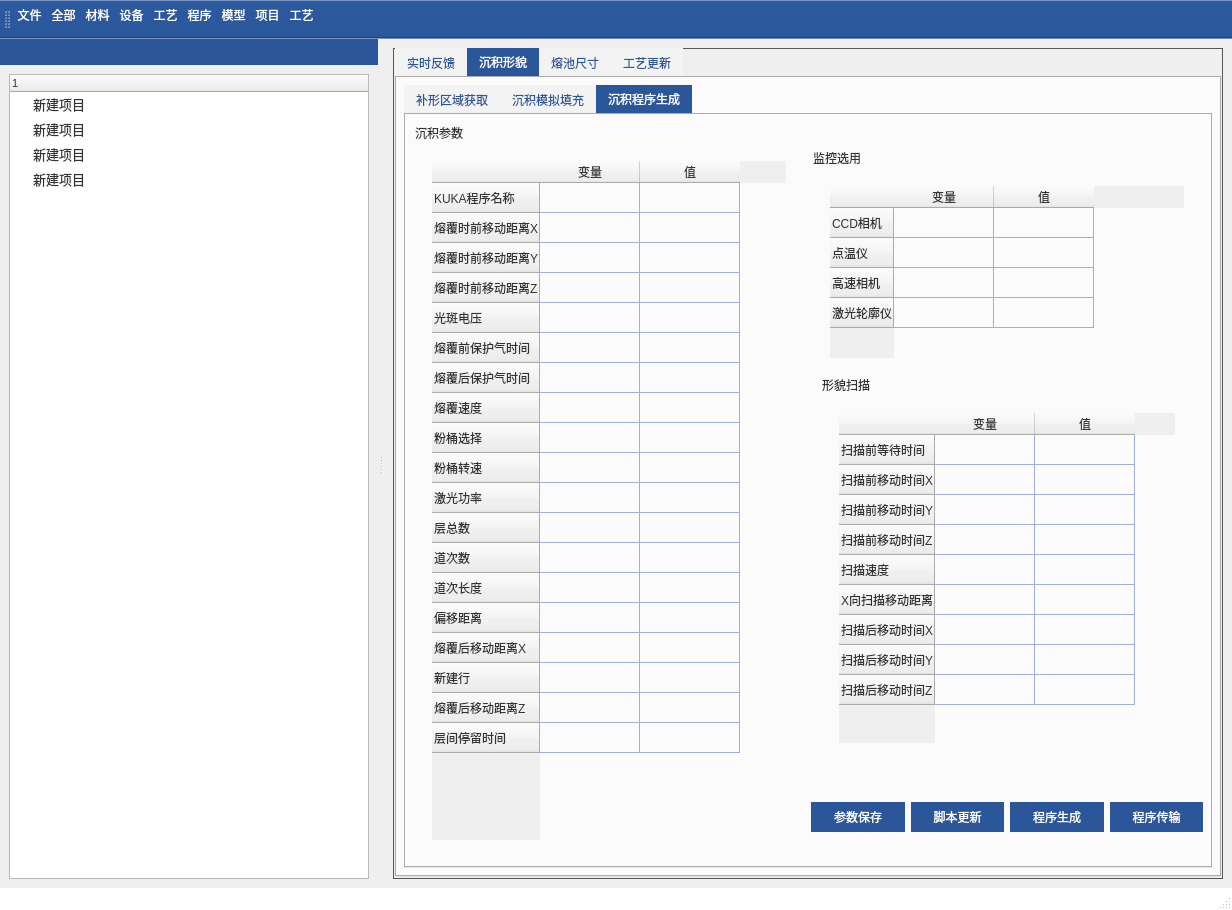
Old version of the form new_thu/UI/main_viewer.ui in the repository mihudaner/THU.
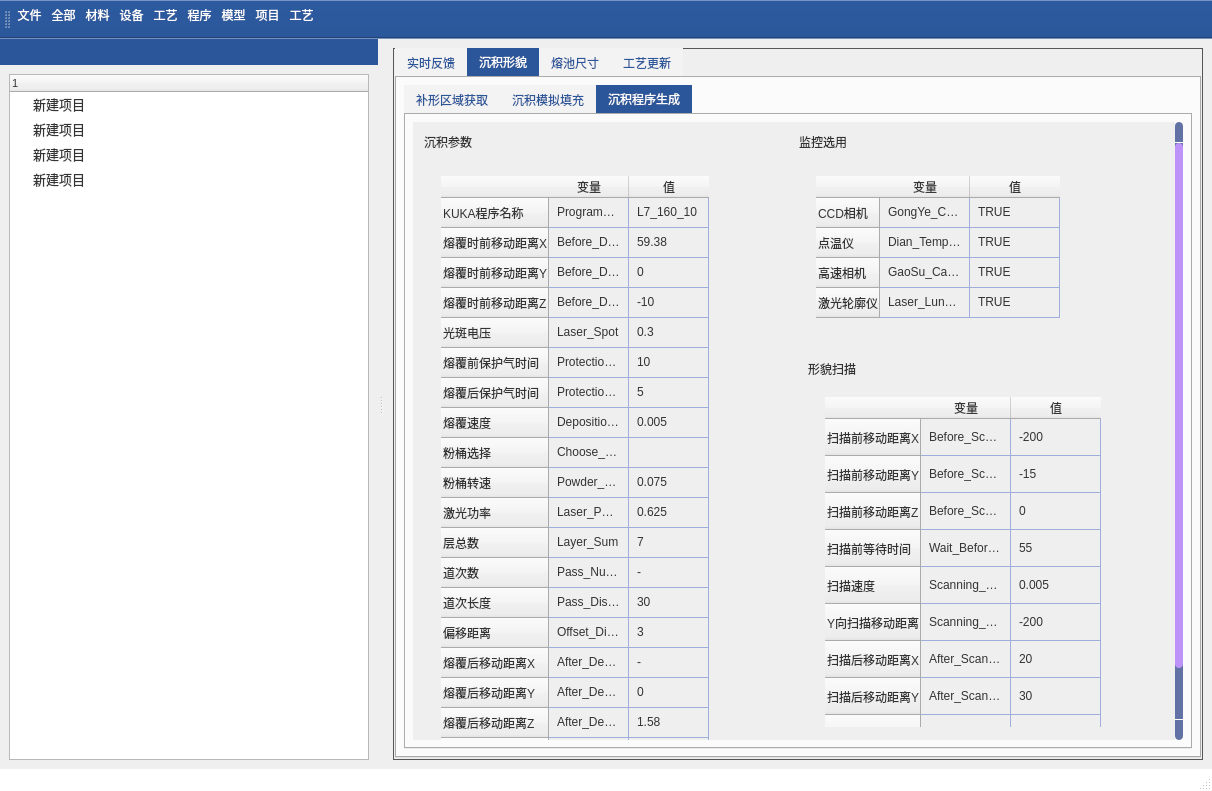
New version of the form. The open tabs and pages were chosen to show the change. Icons and pictures are not drawn.

Diff of the .ui file:
```diff
--- a/new_thu/UI/main_viewer.ui
+++ b/new_thu/UI/main_viewer.ui
@@ -6,8 +6,8 @@
    <rect>
     <x>0</x>
     <y>0</y>
-    <width>1232</width>
-    <height>910</height>
+    <width>1212</width>
+    <height>791</height>
    </rect>
   </property>
   <property name="maximumSize">
@@ -1081,6 +1081,21 @@
               </attribute>
               <layout class="QHBoxLayout" name="horizontalLayout_15">
                <item>
+                <widget class="QScrollArea" name="scrollArea">
+                 <property name="widgetResizable">
+                  <bool>true</bool>
+                 </property>
+                 <widget class="QWidget" name="scrollAreaWidgetContents">
+                  <property name="geometry">
+                   <rect>
+                    <x>0</x>
+                    <y>0</y>
+                    <width>747</width>
+                    <height>704</height>
+                   </rect>
+                  </property>
+                  <layout class="QHBoxLayout" name="horizontalLayout_10">
+                   <item>
                 <widget class="QGroupBox" name="groupBox_4">
                  <property name="sizePolicy">
                   <sizepolicy hsizetype="Preferred" vsizetype="Minimum">
@@ -1106,7 +1121,22 @@
                    </widget>
                   </item>
                   <item>
-                   <widget class="QTableWidget" name="tableWidget_2">
+                       <widget class="QTableWidget" name="dcgParaTabel">
+                        <property name="sizePolicy">
+                         <sizepolicy hsizetype="Preferred" vsizetype="Preferred">
+                          <horstretch>0</horstretch>
+                          <verstretch>0</verstretch>
+                         </sizepolicy>
+                        </property>
+                        <property name="verticalScrollBarPolicy">
+                         <enum>Qt::ScrollBarAlwaysOff</enum>
+                        </property>
+                        <property name="horizontalScrollBarPolicy">
+                         <enum>Qt::ScrollBarAlwaysOff</enum>
+                        </property>
+                        <attribute name="horizontalHeaderDefaultSectionSize">
+                         <number>80</number>
+                        </attribute>
                     <row>
                      <property name="text">
                       <string>KUKA程序名称</string>
@@ -1189,7 +1219,7 @@
                     </row>
                     <row>
                      <property name="text">
-                      <string>新建行</string>
+                          <string>熔覆后移动距离Y</string>
                      </property>
                     </row>
                     <row>
@@ -1212,6 +1242,196 @@
                       <string>值</string>
                      </property>
                     </column>
+                        <item row="0" column="0">
+                         <property name="text">
+                          <string>Program_Name</string>
+                         </property>
+                        </item>
+                        <item row="0" column="1">
+                         <property name="text">
+                          <string>L7_160_10</string>
+                         </property>
+                        </item>
+                        <item row="1" column="0">
+                         <property name="text">
+                          <string>Before_Deposition_X</string>
+                         </property>
+                        </item>
+                        <item row="1" column="1">
+                         <property name="text">
+                          <string>59.38</string>
+                         </property>
+                        </item>
+                        <item row="2" column="0">
+                         <property name="text">
+                          <string>Before_Deposition_Y</string>
+                         </property>
+                        </item>
+                        <item row="2" column="1">
+                         <property name="text">
+                          <string>0</string>
+                         </property>
+                        </item>
+                        <item row="3" column="0">
+                         <property name="text">
+                          <string>Before_Deposition_Z</string>
+                         </property>
+                        </item>
+                        <item row="3" column="1">
+                         <property name="text">
+                          <string>-10</string>
+                         </property>
+                        </item>
+                        <item row="4" column="0">
+                         <property name="text">
+                          <string>Laser_Spot</string>
+                         </property>
+                        </item>
+                        <item row="4" column="1">
+                         <property name="text">
+                          <string>0.3</string>
+                         </property>
+                        </item>
+                        <item row="5" column="0">
+                         <property name="text">
+                          <string>Protection_Gas_Before_Deposition</string>
+                         </property>
+                        </item>
+                        <item row="5" column="1">
+                         <property name="text">
+                          <string>10</string>
+                         </property>
+                        </item>
+                        <item row="6" column="0">
+                         <property name="text">
+                          <string>Protection_Gas_After_Deposition</string>
+                         </property>
+                        </item>
+                        <item row="6" column="1">
+                         <property name="text">
+                          <string>5</string>
+                         </property>
+                        </item>
+                        <item row="7" column="0">
+                         <property name="text">
+                          <string>Deposition_Speed</string>
+                         </property>
+                        </item>
+                        <item row="7" column="1">
+                         <property name="text">
+                          <string>0.005</string>
+                         </property>
+                        </item>
+                        <item row="8" column="0">
+                         <property name="text">
+                          <string>Choose_Powder</string>
+                         </property>
+                        </item>
+                        <item row="8" column="1">
+                         <property name="text">
+                          <string/>
+                         </property>
+                        </item>
+                        <item row="9" column="0">
+                         <property name="text">
+                          <string>Powder_Delivery_Speed</string>
+                         </property>
+                        </item>
+                        <item row="9" column="1">
+                         <property name="text">
+                          <string>0.075</string>
+                         </property>
+                        </item>
+                        <item row="10" column="0">
+                         <property name="text">
+                          <string>Laser_Power</string>
+                         </property>
+                        </item>
+                        <item row="10" column="1">
+                         <property name="text">
+                          <string>0.625</string>
+                         </property>
+                        </item>
+                        <item row="11" column="0">
+                         <property name="text">
+                          <string>Layer_Sum</string>
+                         </property>
+                        </item>
+                        <item row="11" column="1">
+                         <property name="text">
+                          <string>7</string>
+                         </property>
+                        </item>
+                        <item row="12" column="0">
+                         <property name="text">
+                          <string>Pass_Number</string>
+                         </property>
+                        </item>
+                        <item row="12" column="1">
+                         <property name="text">
+                          <string>-</string>
+                         </property>
+                        </item>
+                        <item row="13" column="0">
+                         <property name="text">
+                          <string>Pass_Distance</string>
+                         </property>
+                        </item>
+                        <item row="13" column="1">
+                         <property name="text">
+                          <string>30</string>
+                         </property>
+                        </item>
+                        <item row="14" column="0">
+                         <property name="text">
+                          <string>Offset_Distance </string>
+                         </property>
+                        </item>
+                        <item row="14" column="1">
+                         <property name="text">
+                          <string>3</string>
+                         </property>
+                        </item>
+                        <item row="15" column="0">
+                         <property name="text">
+                          <string>After_Deposition_X</string>
+                         </property>
+                        </item>
+                        <item row="15" column="1">
+                         <property name="text">
+                          <string>-</string>
+                         </property>
+                        </item>
+                        <item row="16" column="0">
+                         <property name="text">
+                          <string>After_Deposition_Y</string>
+                         </property>
+                        </item>
+                        <item row="16" column="1">
+                         <property name="text">
+                          <string>0</string>
+                         </property>
+                        </item>
+                        <item row="17" column="0">
+                         <property name="text">
+                          <string>After_Deposition_Z</string>
+                         </property>
+                        </item>
+                        <item row="17" column="1">
+                         <property name="text">
+                          <string>1.58</string>
+                         </property>
+                        </item>
+                        <item row="18" column="0">
+                         <property name="text">
+                          <string>Wait_ between_Layers</string>
+                         </property>
+                        </item>
+                        <item row="18" column="1">
+                         <property name="text">
+                          <string>120</string>
+                         </property>
+                        </item>
                    </widget>
                   </item>
                  </layout>
@@ -1230,7 +1450,7 @@
                    <property name="title">
                     <string>监控选用</string>
                    </property>
-                   <layout class="QVBoxLayout" name="verticalLayout_10" stretch="1,2,1">
+                       <layout class="QVBoxLayout" name="verticalLayout_10" stretch="1,2,0">
                     <item>
                      <widget class="QLabel" name="label_14">
                       <property name="maximumSize">
@@ -1247,11 +1467,23 @@
                     <item>
                      <widget class="QTableWidget" name="tableWidget_4">
                       <property name="sizePolicy">
-                       <sizepolicy hsizetype="Expanding" vsizetype="Fixed">
+                           <sizepolicy hsizetype="Preferred" vsizetype="Preferred">
                         <horstretch>0</horstretch>
                         <verstretch>0</verstretch>
                        </sizepolicy>
                       </property>
+                          <property name="verticalScrollBarPolicy">
+                           <enum>Qt::ScrollBarAlwaysOff</enum>
+                          </property>
+                          <attribute name="horizontalHeaderMinimumSectionSize">
+                           <number>90</number>
+                          </attribute>
+                          <attribute name="horizontalHeaderDefaultSectionSize">
+                           <number>90</number>
+                          </attribute>
+                          <attribute name="verticalHeaderMinimumSectionSize">
+                           <number>20</number>
+                          </attribute>
                       <row>
                        <property name="text">
                         <string>CCD相机</string>
@@ -1282,6 +1514,46 @@
                         <string>值</string>
                        </property>
                       </column>
+                          <item row="0" column="0">
+                           <property name="text">
+                            <string>GongYe_CCD</string>
+                           </property>
+                          </item>
+                          <item row="0" column="1">
+                           <property name="text">
+                            <string>TRUE</string>
+                           </property>
+                          </item>
+                          <item row="1" column="0">
+                           <property name="text">
+                            <string>Dian_Temperature</string>
+                           </property>
+                          </item>
+                          <item row="1" column="1">
+                           <property name="text">
+                            <string>TRUE</string>
+                           </property>
+                          </item>
+                          <item row="2" column="0">
+                           <property name="text">
+                            <string>GaoSu_Camera</string>
+                           </property>
+                          </item>
+                          <item row="2" column="1">
+                           <property name="text">
+                            <string>TRUE</string>
+                           </property>
+                          </item>
+                          <item row="3" column="0">
+                           <property name="text">
+                            <string>Laser_LunKuo</string>
+                           </property>
+                          </item>
+                          <item row="3" column="1">
+                           <property name="text">
+                            <string>TRUE</string>
+                           </property>
+                          </item>
                      </widget>
                     </item>
                     <item>
@@ -1318,7 +1590,7 @@
                        <item>
                         <widget class="QTableWidget" name="tableWidget_3">
                          <property name="sizePolicy">
-                          <sizepolicy hsizetype="Expanding" vsizetype="Fixed">
+                              <sizepolicy hsizetype="Preferred" vsizetype="Preferred">
                            <horstretch>0</horstretch>
                            <verstretch>0</verstretch>
                           </sizepolicy>
@@ -1329,26 +1601,41 @@
                            <height>350</height>
                           </size>
                          </property>
+                             <property name="verticalScrollBarPolicy">
+                              <enum>Qt::ScrollBarAlwaysOff</enum>
+                             </property>
+                             <attribute name="horizontalHeaderMinimumSectionSize">
+                              <number>90</number>
+                             </attribute>
+                             <attribute name="horizontalHeaderDefaultSectionSize">
+                              <number>90</number>
+                             </attribute>
+                             <attribute name="verticalHeaderMinimumSectionSize">
+                              <number>20</number>
+                             </attribute>
+                             <attribute name="verticalHeaderDefaultSectionSize">
+                              <number>37</number>
+                             </attribute>
+                             <row>
+                              <property name="text">
+                               <string>扫描前移动距离X</string>
+                              </property>
+                             </row>
+                             <row>
+                              <property name="text">
+                               <string>扫描前移动距离Y</string>
+                              </property>
+                             </row>
+                             <row>
+                              <property name="text">
+                               <string>扫描前移动距离Z</string>
+                              </property>
+                             </row>
                          <row>
                           <property name="text">
                            <string>扫描前等待时间</string>
                           </property>
                          </row>
-                         <row>
-                          <property name="text">
-                           <string>扫描前移动时间X</string>
-                          </property>
-                         </row>
-                         <row>
-                          <property name="text">
-                           <string>扫描前移动时间Y</string>
-                          </property>
-                         </row>
-                         <row>
-                          <property name="text">
-                           <string>扫描前移动时间Z</string>
-                          </property>
-                         </row>
                          <row>
                           <property name="text">
                            <string>扫描速度</string>
@@ -1356,22 +1643,22 @@
                          </row>
                          <row>
                           <property name="text">
-                           <string>X向扫描移动距离</string>
+                               <string>Y向扫描移动距离</string>
                           </property>
                          </row>
                          <row>
                           <property name="text">
-                           <string>扫描后移动时间X</string>
+                               <string>扫描后移动距离X</string>
                           </property>
                          </row>
                          <row>
                           <property name="text">
-                           <string>扫描后移动时间Y</string>
+                               <string>扫描后移动距离Y</string>
                           </property>
                          </row>
                          <row>
                           <property name="text">
-                           <string>扫描后移动时间Z</string>
+                               <string>扫描后移动距离Z</string>
                           </property>
                          </row>
                          <column>
@@ -1384,6 +1671,96 @@
                            <string>值</string>
                           </property>
                          </column>
+                             <item row="0" column="0">
+                              <property name="text">
+                               <string>Before_Scanning_Y</string>
+                              </property>
+                             </item>
+                             <item row="0" column="1">
+                              <property name="text">
+                               <string>-200</string>
+                              </property>
+                             </item>
+                             <item row="1" column="0">
+                              <property name="text">
+                               <string>Before_Scanning_Y</string>
+                              </property>
+                             </item>
+                             <item row="1" column="1">
+                              <property name="text">
+                               <string>-15</string>
+                              </property>
+                             </item>
+                             <item row="2" column="0">
+                              <property name="text">
+                               <string>Before_Scanning_Z</string>
+                              </property>
+                             </item>
+                             <item row="2" column="1">
+                              <property name="text">
+                               <string>0</string>
+                              </property>
+                             </item>
+                             <item row="3" column="0">
+                              <property name="text">
+                               <string>Wait_Before_Scanning</string>
+                              </property>
+                             </item>
+                             <item row="3" column="1">
+                              <property name="text">
+                               <string>55</string>
+                              </property>
+                             </item>
+                             <item row="4" column="0">
+                              <property name="text">
+                               <string>Scanning_Speed</string>
+                              </property>
+                             </item>
+                             <item row="4" column="1">
+                              <property name="text">
+                               <string>0.005</string>
+                              </property>
+                             </item>
+                             <item row="5" column="0">
+                              <property name="text">
+                               <string>Scanning_Y_Distacne</string>
+                              </property>
+                             </item>
+                             <item row="5" column="1">
+                              <property name="text">
+                               <string>-200</string>
+                              </property>
+                             </item>
+                             <item row="6" column="0">
+                              <property name="text">
+                               <string>After_Scanning_X</string>
+                              </property>
+                             </item>
+                             <item row="6" column="1">
+                              <property name="text">
+                               <string>20</string>
+                              </property>
+                             </item>
+                             <item row="7" column="0">
+                              <property name="text">
+                               <string>After_Scanning_Y</string>
+                              </property>
+                             </item>
+                             <item row="7" column="1">
+                              <property name="text">
+                               <string>30</string>
+                              </property>
+                             </item>
+                             <item row="8" column="0">
+                              <property name="text">
+                               <string>After_Scanning_Z</string>
+                              </property>
+                             </item>
+                             <item row="8" column="1">
+                              <property name="text">
+                               <string>40</string>
+                              </property>
+                             </item>
                         </widget>
                        </item>
                       </layout>
@@ -1449,6 +1826,10 @@
                   </layout>
                  </item>
                 </layout>
+                   </item>
+                  </layout>
+                 </widget>
+                </widget>
                </item>
               </layout>
              </widget>
```
Left out of the diff: 277 changed lines with no effect on the pictures. Lines whose indentation alone changed are shown as unchanged.
